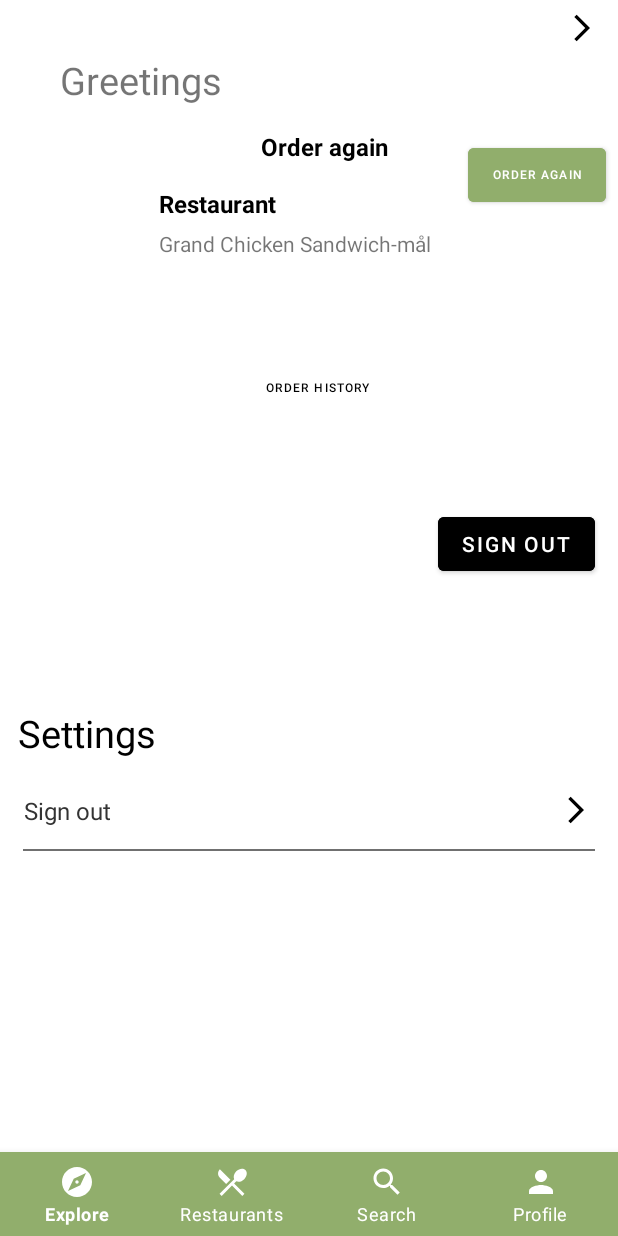
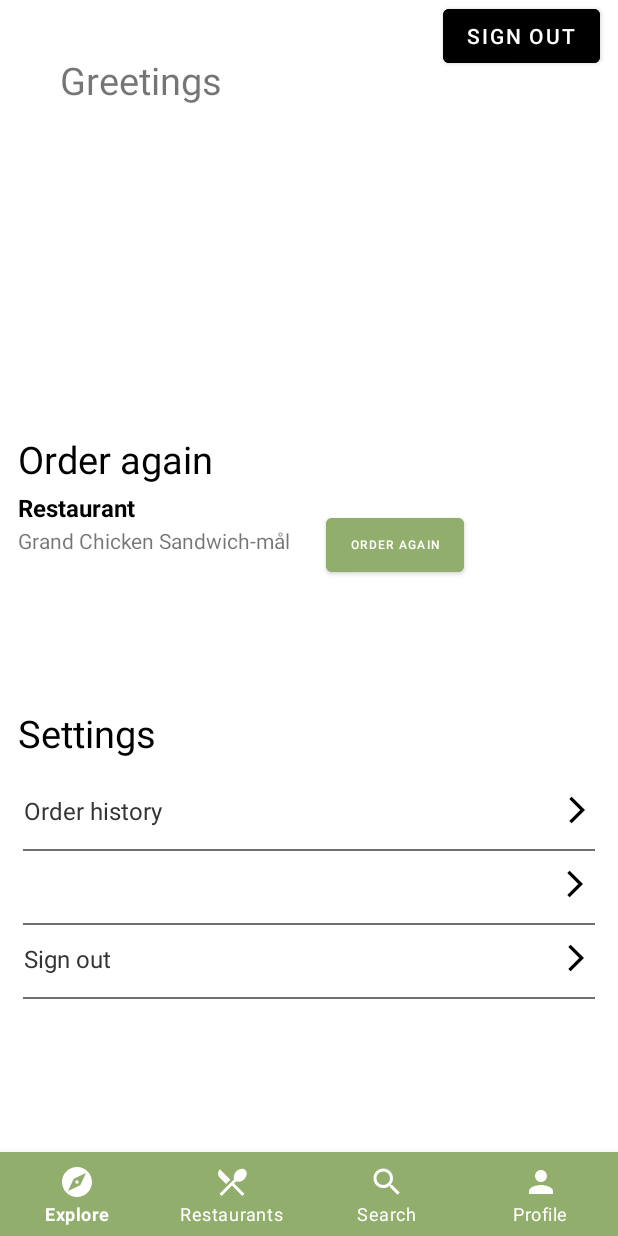
Before and after one commit to Juandr0/Fooddelivery, an Android app: the fragment ProfileFragment placed in its activity, on a phone screen of 412 x 824 dp. Run offline under Robolectric (Android 15) with nearby library versions, the phone set to English and light mode, and no system bars; our stand-ins replace Firebase (no records; nobody signed in at launch, a user with empty details on screens opened directly); 7 statements that could not run were skipped.

Commit message:
added variable to setup clickable fields in recyclerView

```diff
--- a/app/src/main/java/com/example/fooddeliveryproject/UserSettings.kt
+++ b/app/src/main/java/com/example/fooddeliveryproject/UserSettings.kt
@@ -1,7 +1,9 @@
 package com.example.fooddeliveryproject
 
-class UserSettings (var settings : String? = null,
-                    var userSetting : String? = "") {
+class UserSettings (var settings : String? = "",
+                    var userSetting : String? = "",
+                    var isClickable : Boolean = true)
+{
 
 
 }
--- a/app/src/main/java/fragment/user/ProfileFragment.kt
+++ b/app/src/main/java/fragment/user/ProfileFragment.kt
@@ -69,6 +69,8 @@ class ProfileFragment : Fragment() {
                 settingsList.add(UserSettings(getString(R.string.email), "${user.email}"))
                 settingsList.add(UserSettings(getString(R.string.address), "${user.address}"))
                 settingsList.add(UserSettings(getString(R.string.phonenumer), "${user.phoneNumber}"))
+                settingsList.add(UserSettings(getString(R.string.order_history), ))
+                settingsList.add(UserSettings())
                 settingsList.add(UserSettings(getString(R.string.sign_out)), )
 
                 recyclerView = view.findViewById(R.id.settingsRecyclerView)
--- a/app/src/main/res/layout/fragment_profile.xml
+++ b/app/src/main/res/layout/fragment_profile.xml
@@ -17,92 +17,28 @@
         tools:layout_editor_absoluteY="-155dp">
 
 
-        <TextView
-            android:id="@+id/orderAgainTextView"
-            android:layout_width="wrap_content"
-            android:layout_height="wrap_content"
-            android:layout_marginStart="167dp"
-            android:layout_marginTop="16dp"
-            android:layout_marginEnd="153dp"
-            android:text="@string/order_again"
-            android:textColor="#000000"
-            android:textSize="16sp"
-            android:textStyle="bold"
-            app:layout_constraintEnd_toEndOf="parent"
-            app:layout_constraintHorizontal_bias="1.0"
-            app:layout_constraintStart_toStartOf="parent"
-            app:layout_constraintTop_toBottomOf="@+id/greetingsTextView" />
-
-        <TextView
-            android:id="@+id/lastOrderRestaurantNameTextView"
-            android:layout_width="185dp"
-            android:layout_height="20dp"
-            android:layout_marginStart="70dp"
-            android:layout_marginTop="16dp"
-            android:text="@string/restaurant"
-            android:textColor="#000000"
-            android:textSize="16sp"
-            android:textStyle="bold"
-            app:layout_constraintEnd_toEndOf="parent"
-            app:layout_constraintHorizontal_bias="0.23"
-            app:layout_constraintStart_toStartOf="parent"
-            app:layout_constraintTop_toBottomOf="@+id/orderAgainTextView" />
-
-        <TextView
-            android:id="@+id/lastOrderTextView"
-            android:layout_width="185dp"
-            android:layout_height="50dp"
-            android:layout_marginStart="72dp"
-            android:layout_marginTop="8dp"
-            android:text="Grand Chicken Sandwich-mål"
-            android:textSize="14sp"
-            app:layout_constraintEnd_toEndOf="parent"
-            app:layout_constraintHorizontal_bias="0.22"
-            app:layout_constraintStart_toStartOf="parent"
-            app:layout_constraintTop_toBottomOf="@+id/lastOrderRestaurantNameTextView" />
-
         <Button
             android:id="@+id/button"
             android:layout_width="92dp"
             android:layout_height="48dp"
-            android:layout_marginStart="35dp"
-            android:layout_marginEnd="45dp"
-            android:layout_marginBottom="4dp"
+            android:layout_marginStart="20dp"
+            android:layout_marginTop="12dp"
             android:backgroundTint="@color/woopwoop_green"
             android:text="@string/order_again"
             android:textSize="8sp"
-            app:layout_constraintBottom_toBottomOf="@+id/lastOrderRestaurantNameTextView"
-            app:layout_constraintEnd_toEndOf="parent"
-            app:layout_constraintHorizontal_bias="0.288"
-            app:layout_constraintStart_toEndOf="@+id/lastOrderTextView" />
-
-        <Button
-            android:id="@+id/button2"
-            android:layout_width="106dp"
-            android:layout_height="48dp"
-            android:layout_marginStart="146dp"
-            android:layout_marginTop="32dp"
-            android:layout_marginEnd="147dp"
-            android:background="#00FFFFFF"
-            android:text="@string/order_history"
-            android:textColor="#000000"
-            android:textSize="8sp"
-            app:layout_constraintEnd_toEndOf="parent"
-            app:layout_constraintHorizontal_bias="1.0"
-            app:layout_constraintStart_toStartOf="parent"
-            app:layout_constraintTop_toBottomOf="@+id/lastOrderTextView" />
+            app:layout_constraintStart_toEndOf="@+id/lastOrderTextView"
+            app:layout_constraintTop_toTopOf="@+id/lastOrderRestaurantNameTextView" />
 
         <Button
             android:id="@+id/profileSignOutButton"
             android:layout_width="wrap_content"
             android:layout_height="wrap_content"
-            android:layout_marginTop="56dp"
             android:backgroundTint="@color/black"
             android:text="Sign Out"
             app:layout_constraintEnd_toEndOf="parent"
-            app:layout_constraintHorizontal_bias="0.95"
+            app:layout_constraintHorizontal_bias="0.96"
             app:layout_constraintStart_toStartOf="parent"
-            app:layout_constraintTop_toBottomOf="@+id/button2" />
+            app:layout_constraintTop_toTopOf="parent" />
 
         <TextView
             android:id="@+id/greetingsTextView"
@@ -127,6 +63,7 @@
             tools:listitem="@layout/usersettings_list" />
 
         <TextView
+            android:id="@+id/settingsHeaderTextView"
             android:layout_width="wrap_content"
             android:layout_height="wrap_content"
             android:layout_marginStart="12dp"
@@ -137,15 +74,40 @@
             app:layout_constraintBottom_toTopOf="@+id/settingsRecyclerView"
             app:layout_constraintStart_toStartOf="parent" />
 
-        <ImageView
-            android:id="@+id/imageView"
-            android:layout_width="24dp"
-            android:layout_height="21dp"
-            android:layout_marginTop="8dp"
-            android:layout_marginEnd="12dp"
-            app:layout_constraintEnd_toEndOf="parent"
-            app:layout_constraintTop_toTopOf="parent"
-            app:srcCompat="@drawable/ic_rightarrow" />
+        <TextView
+            android:id="@+id/orderAgainHeaderTextView"
+            android:layout_width="wrap_content"
+            android:layout_height="wrap_content"
+            android:layout_marginStart="12dp"
+            android:layout_marginBottom="148dp"
+            android:text="@string/order_again"
+            android:textColor="@color/black"
+            android:textSize="25sp"
+            app:layout_constraintBottom_toTopOf="@+id/settingsHeaderTextView"
+            app:layout_constraintStart_toStartOf="parent" />
+
+        <TextView
+            android:id="@+id/lastOrderTextView"
+            android:layout_width="185dp"
+            android:layout_height="50dp"
+            android:layout_marginStart="12dp"
+            android:text="Grand Chicken Sandwich-mål"
+            android:textSize="14sp"
+            app:layout_constraintBaseline_toBaselineOf="@+id/button"
+            app:layout_constraintStart_toStartOf="parent" />
+
+        <TextView
+            android:id="@+id/lastOrderRestaurantNameTextView"
+            android:layout_width="185dp"
+            android:layout_height="20dp"
+            android:layout_marginStart="12dp"
+            android:layout_marginTop="4dp"
+            android:text="@string/restaurant"
+            android:textColor="#000000"
+            android:textSize="16sp"
+            android:textStyle="bold"
+            app:layout_constraintStart_toStartOf="parent"
+            app:layout_constraintTop_toBottomOf="@+id/orderAgainHeaderTextView" />
 
     </androidx.constraintlayout.widget.ConstraintLayout>
 
```
